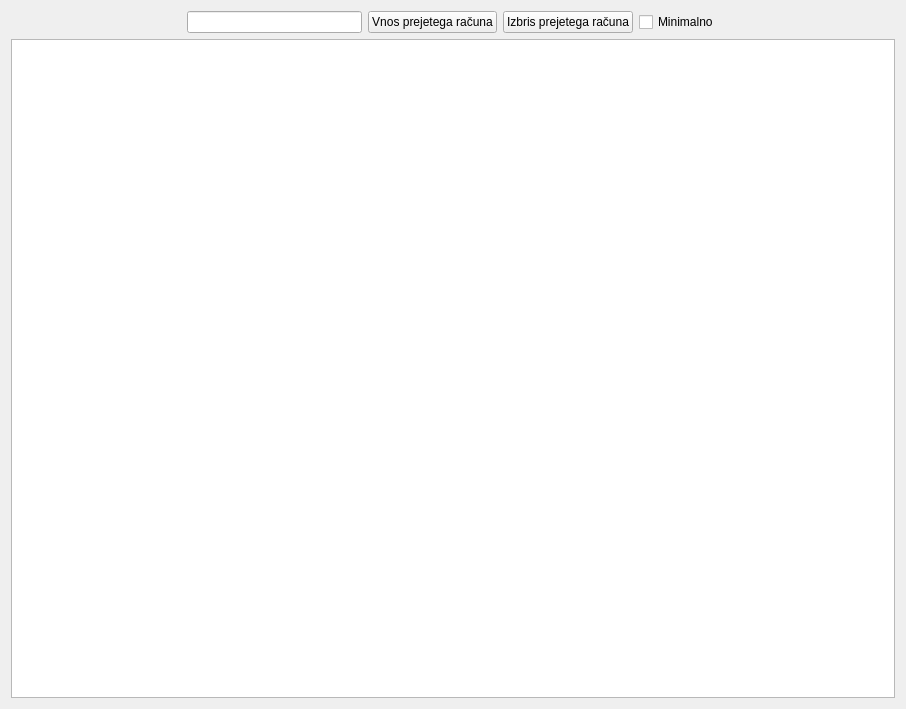
Old version of the form wid_prejetiracuni.ui in the repository bubi-luka/BubiRacun.
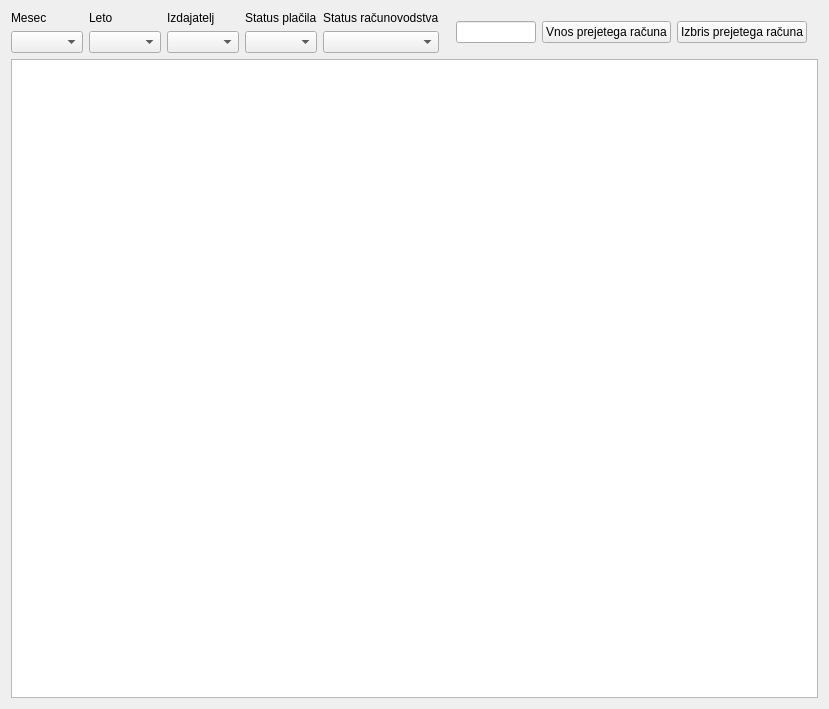
New version of the form.

```diff
--- a/wid_prejetiracuni.ui
+++ b/wid_prejetiracuni.ui
@@ -9,16 +9,70 @@
    <rect>
     <x>0</x>
     <y>0</y>
-    <width>906</width>
+    <width>829</width>
     <height>709</height>
    </rect>
   </property>
   <property name="windowTitle">
    <string>Form</string>
   </property>
-  <layout class="QGridLayout" name="gridLayout">
-   <item row="0" column="0">
+  <layout class="QVBoxLayout" name="verticalLayout">
+   <item>
     <layout class="QHBoxLayout" name="horizontalLayout">
+     <item>
+      <layout class="QGridLayout" name="gridLayout">
+       <item row="0" column="3">
+        <widget class="QLabel" name="label_4">
+         <property name="text">
+          <string>Status plačila</string>
+         </property>
+        </widget>
+       </item>
+       <item row="0" column="1">
+        <widget class="QLabel" name="label_2">
+         <property name="text">
+          <string>Leto</string>
+         </property>
+        </widget>
+       </item>
+       <item row="0" column="2">
+        <widget class="QLabel" name="label_3">
+         <property name="text">
+          <string>Izdajatelj</string>
+         </property>
+        </widget>
+       </item>
+       <item row="0" column="4">
+        <widget class="QLabel" name="label_5">
+         <property name="text">
+          <string>Status računovodstva</string>
+         </property>
+        </widget>
+       </item>
+       <item row="0" column="0">
+        <widget class="QLabel" name="label">
+         <property name="text">
+          <string>Mesec</string>
+         </property>
+        </widget>
+       </item>
+       <item row="1" column="0">
+        <widget class="QComboBox" name="cb_mesec"/>
+       </item>
+       <item row="1" column="1">
+        <widget class="QComboBox" name="cb_leto"/>
+       </item>
+       <item row="1" column="2">
+        <widget class="QComboBox" name="cb_izdajatelj"/>
+       </item>
+       <item row="1" column="3">
+        <widget class="QComboBox" name="cb_placilo"/>
+       </item>
+       <item row="1" column="4">
+        <widget class="QComboBox" name="cb_racunovodstvo"/>
+       </item>
+      </layout>
+     </item>
      <item>
       <spacer name="horizontalSpacer">
        <property name="orientation">
@@ -49,13 +103,6 @@
        </property>
       </widget>
      </item>
-     <item>
-      <widget class="QCheckBox" name="btn_min">
-       <property name="text">
-        <string>Minimalno</string>
-       </property>
-      </widget>
-     </item>
      <item>
       <spacer name="horizontalSpacer_2">
        <property name="orientation">
@@ -71,7 +118,7 @@
      </item>
     </layout>
    </item>
-   <item row="1" column="0">
+   <item>
     <widget class="QTableWidget" name="tbl_racuni">
      <property name="editTriggers">
       <set>QAbstractItemView::NoEditTriggers</set>
```
